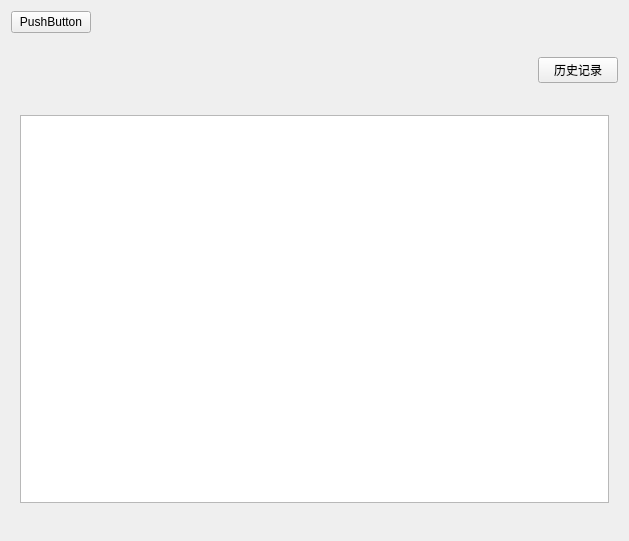
Qt form PEIS_Client/checkuprecord.ui (ooohhhj/PEIS) before a commit.
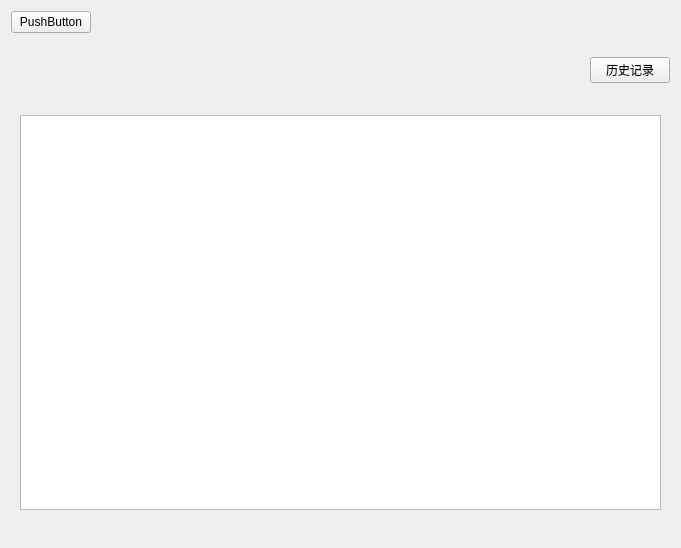
The same form after that commit.

The edit to the form file:
```diff
--- a/PEIS_Client/checkuprecord.ui
+++ b/PEIS_Client/checkuprecord.ui
@@ -6,8 +6,8 @@
    <rect>
     <x>0</x>
     <y>0</y>
-    <width>629</width>
-    <height>541</height>
+    <width>681</width>
+    <height>548</height>
    </rect>
   </property>
   <property name="windowTitle">
```
